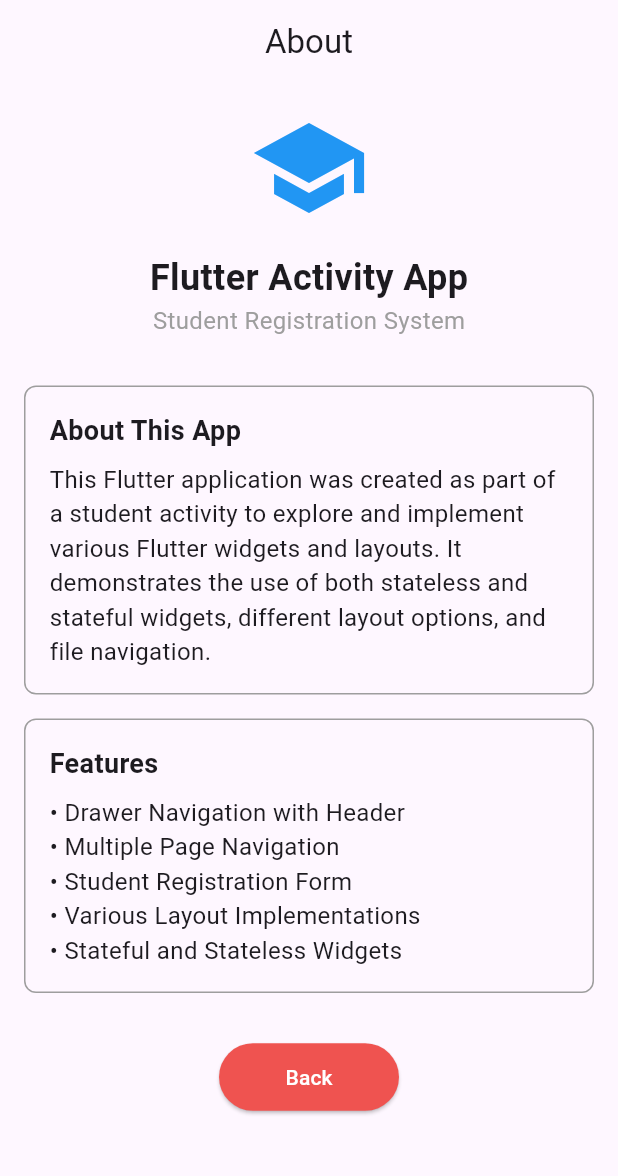
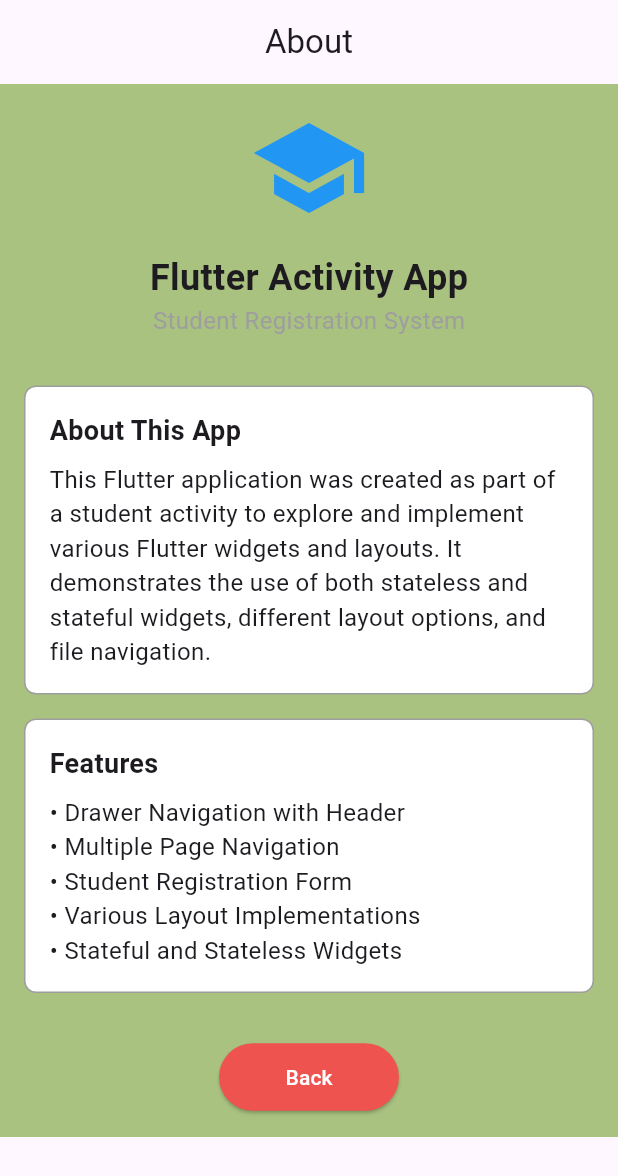
Before and after one commit to nathanG2129/CafeConnect, a Flutter app: the screen it shows after launch, in the side drawer, after a tap on "About", on a phone screen of 412 x 824 dp. Shown: the top 1176 px of the screen. Run offline on Flutter 3.47's test engine with Material 3 defaults, Android fonts, the phone set to English and light mode, and no system bars.

Commit message:
Update about_page.dart
Added front-end

```diff
--- a/lib/pages/about_page.dart
+++ b/lib/pages/about_page.dart
@@ -11,13 +11,16 @@ class AboutPage extends StatelessWidget {
         centerTitle: true,
         automaticallyImplyLeading: false,
       ),
-      body: SingleChildScrollView(
+      body: Container(
+        color: Color(0xFFA9C280),
+        child: SingleChildScrollView(
           child: Column(
             children: [
               HeaderSection(),
               InfoSection(),
               ButtonSection(),
             ],
+          ),
         ),
       ),
     );
@@ -100,6 +103,7 @@ class _InfoSectionState extends State<InfoSection> {
       decoration: BoxDecoration(
         border: Border.all(color: Colors.grey),
         borderRadius: BorderRadius.circular(8),
+        color: Colors.white, // Ensure readability with a white background
       ),
       child: Column(
         crossAxisAlignment: CrossAxisAlignment.start,
```
Lines whose indentation alone changed are shown as unchanged.
